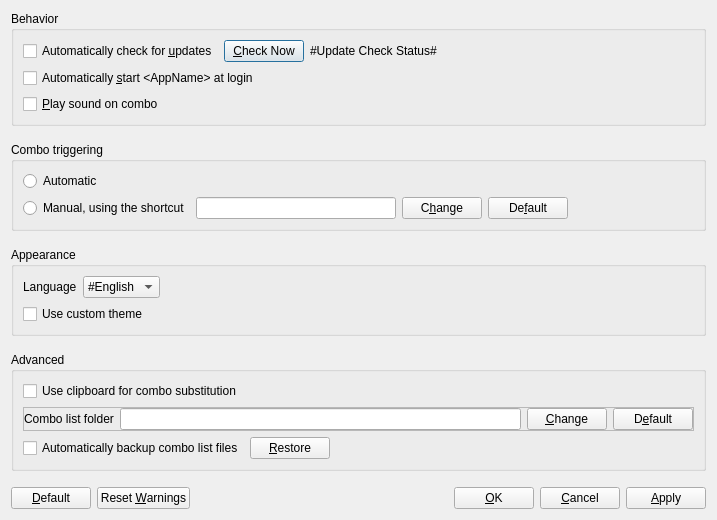
Old version of the form Beeftext/PreferencesDialog.ui in the repository xmichelo/Beeftext.
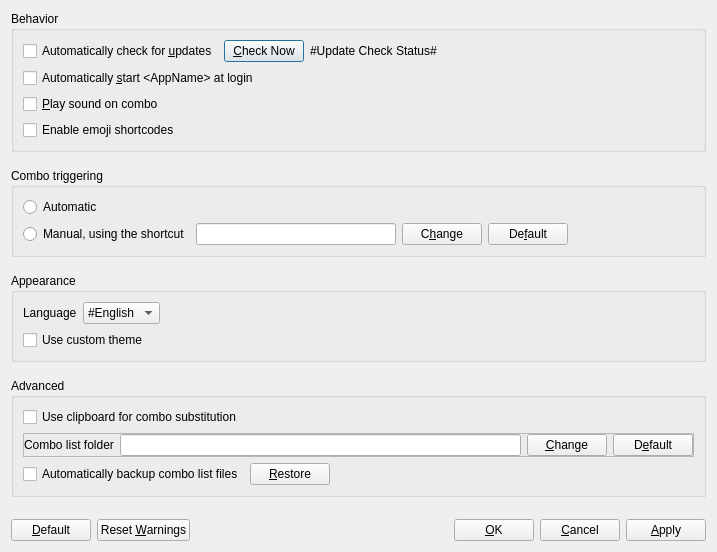
New version of the form.

Commit message: Added checkbox for emoji shortcodes in preferences dialog.

The edit to the form file:
```diff
--- a/Beeftext/PreferencesDialog.ui
+++ b/Beeftext/PreferencesDialog.ui
@@ -7,7 +7,7 @@
     <x>0</x>
     <y>0</y>
     <width>717</width>
-    <height>510</height>
+    <height>533</height>
    </rect>
   </property>
   <property name="windowTitle">
@@ -65,6 +65,13 @@
         </property>
        </widget>
       </item>
+      <item>
+       <widget class="QCheckBox" name="checkEnableEmoji">
+        <property name="text">
+         <string>Enable emoji shortcodes</string>
+        </property>
+       </widget>
+      </item>
      </layout>
     </widget>
    </item>
@@ -360,31 +367,18 @@
      </layout>
     </widget>
    </item>
-   <item>
-    <spacer name="verticalSpacer">
-     <property name="orientation">
-      <enum>Qt::Vertical</enum>
-     </property>
-     <property name="sizeHint" stdset="0">
-      <size>
-       <width>20</width>
-       <height>478</height>
-      </size>
-     </property>
-    </spacer>
-   </item>
    <item>
     <spacer name="verticalSpacer_5">
      <property name="orientation">
       <enum>Qt::Vertical</enum>
      </property>
      <property name="sizeType">
-      <enum>QSizePolicy::Fixed</enum>
+      <enum>QSizePolicy::MinimumExpanding</enum>
      </property>
      <property name="sizeHint" stdset="0">
       <size>
        <width>20</width>
-       <height>10</height>
+       <height>16</height>
       </size>
      </property>
     </spacer>
```
The commit also changes 4 other files.
